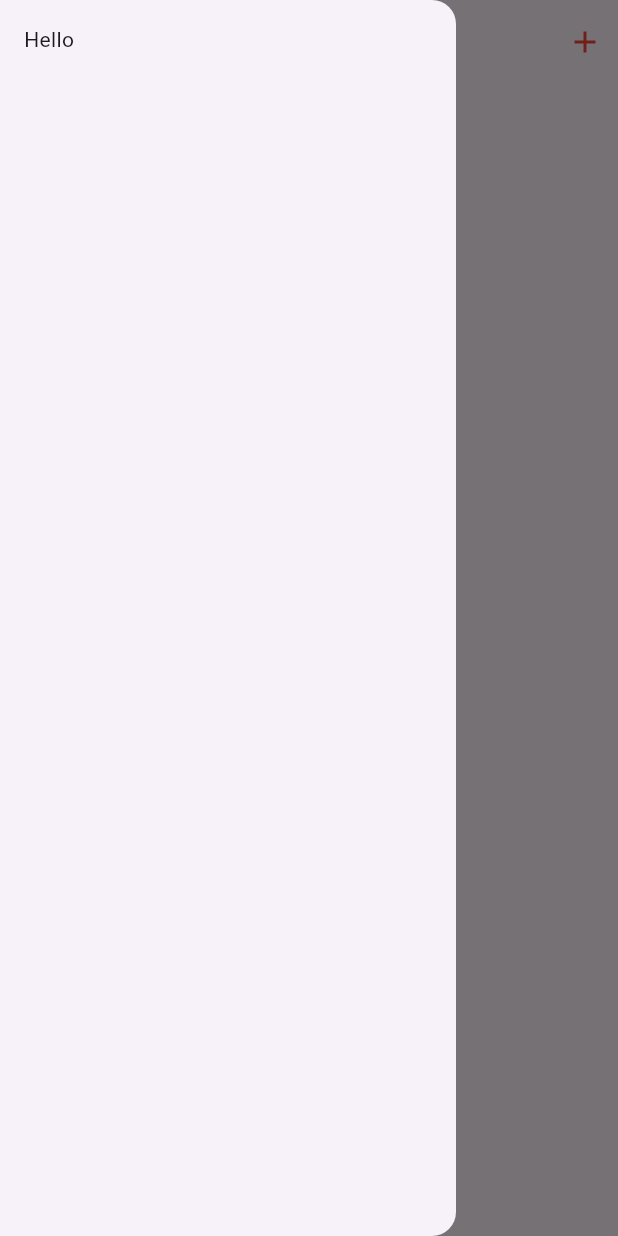
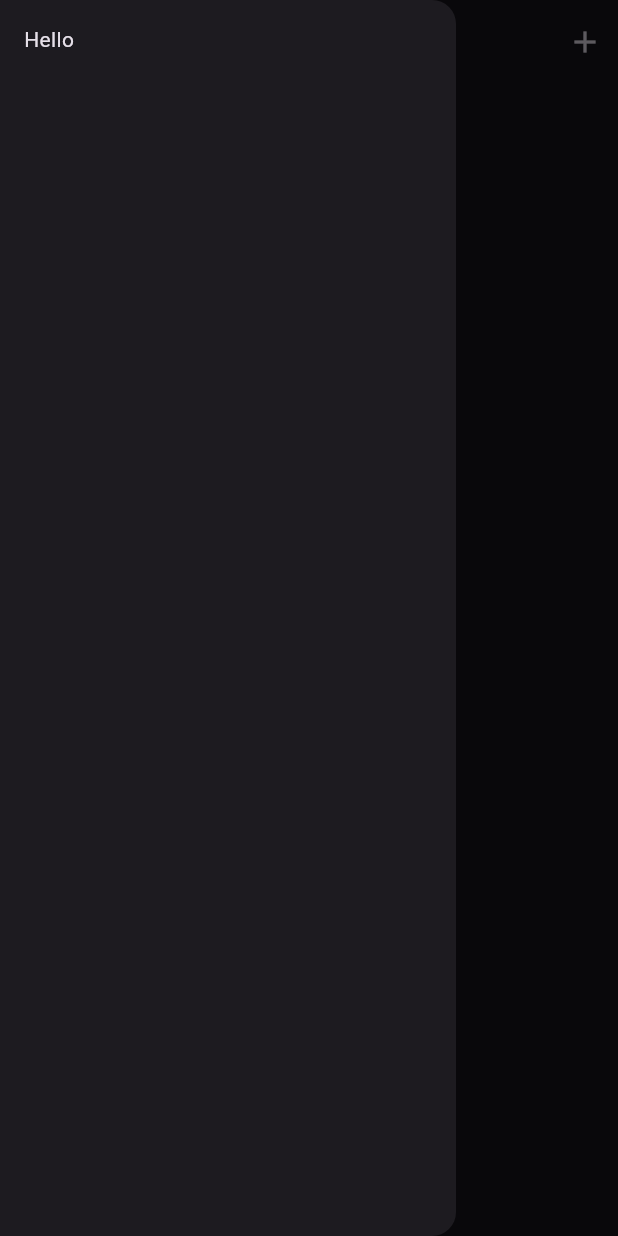
Before and after one commit to Emekaony/Manage-Your-Tasks, a Flutter app: the screen it shows after launch, with the side drawer open, on a phone screen of 412 x 824 dp. Run offline on Flutter 3.47's test engine with Material 3 defaults, Android fonts, the phone set to English and light mode, and no system bars.

Commit message:
using dark theme right now.

```diff
--- a/lib/main.dart
+++ b/lib/main.dart
@@ -16,7 +16,7 @@ class _MyAppState extends State<MyApp> {
   @override
   Widget build(BuildContext context) {
     return MaterialApp(
-      theme: ThemeData.light(useMaterial3: true),
+      theme: ThemeData.dark(useMaterial3: true),
       home: const MainScreen(),
     );
   }
--- a/lib/main_screen.dart
+++ b/lib/main_screen.dart
@@ -44,7 +44,6 @@ class _MainScreenState extends State<MainScreen> {
                 },
                 child: Icon(
                   Icons.add,
-                  color: Colors.red,
                 ),
               ),
             ),
```
